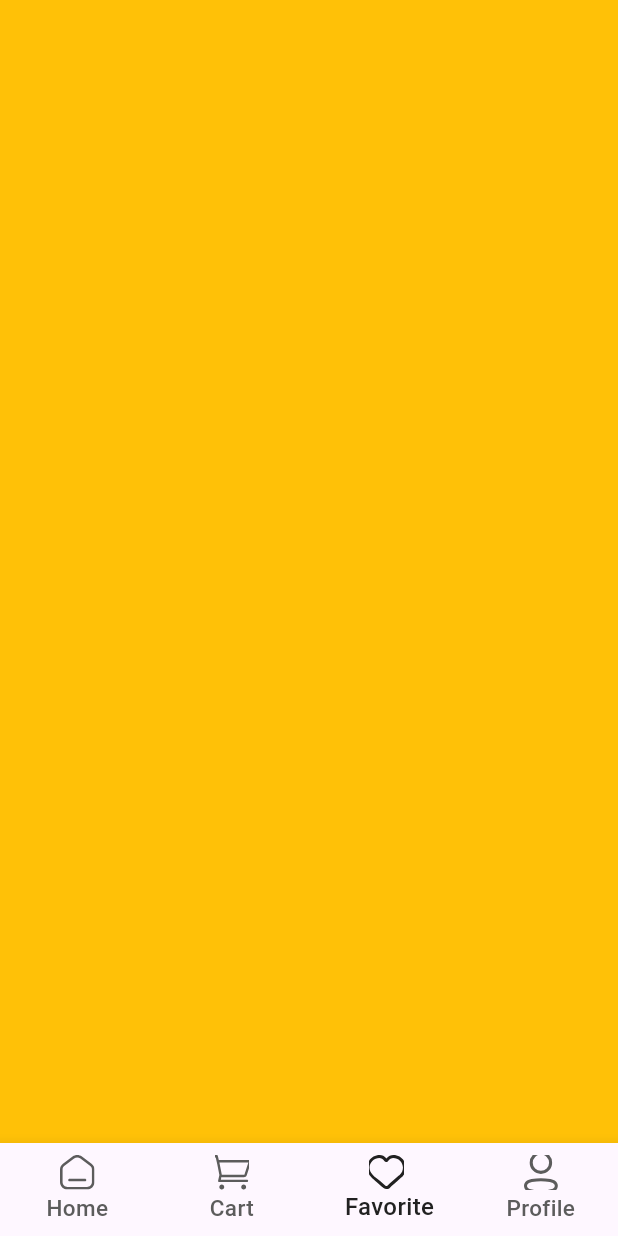
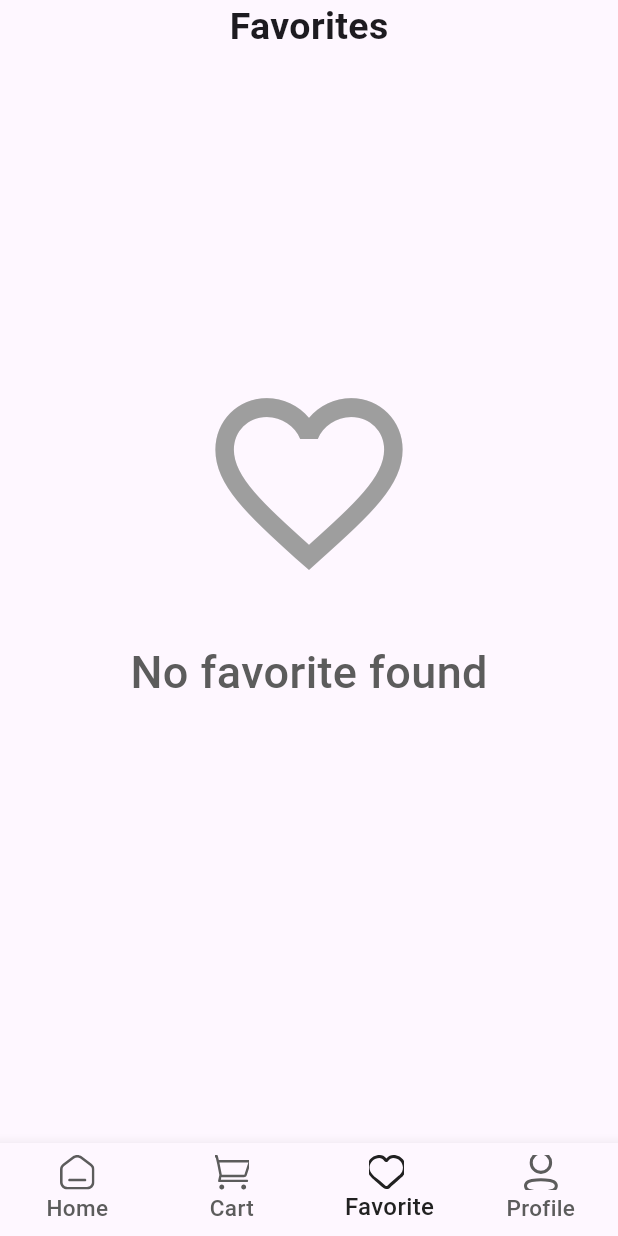
Before and after one commit to MohamedElzalama/cartzy-app, a Flutter app: the AppSection screen opened by its route, item 3 of the bottom bar chosen, on a phone screen of 412 x 824 dp. Run offline on Flutter 3.47's test engine with Material 3 defaults, Android fonts, the phone set to English and light mode, and no system bars; our stand-ins replace animate_do, bloc, cached_network_image, flutter_bloc, flutter_svg, skeletonizer and 2 more; network calls fail.

Commit message:
- create favorite feature: - add FavoriteCubit and states, and update related widgets

```diff
--- a/lib/feature/app_section/app_section.dart
+++ b/lib/feature/app_section/app_section.dart
@@ -1,5 +1,6 @@
 import 'package:cartzy_app/feature/cart/view/cart_screen.dart';
-import 'package:cartzy_app/feature/favorite/presentation/view/favorite_screen.dart';
+import 'package:cartzy_app/feature/favorite/view/favorite_screen.dart';
+import 'package:cartzy_app/feature/favorite/view_model/favorite_cubit.dart';
 import 'package:cartzy_app/feature/home/domain/use_case/category_use_case.dart';
 import 'package:cartzy_app/feature/home/domain/use_case/product_use_case.dart';
 import 'package:cartzy_app/feature/home/presentation/view/home_screen.dart';
@@ -29,7 +30,10 @@ class _AppSectionState extends State<AppSection> {
       child: HomeScreen(),
     ),
     CartScreen(),
-    FavoriteScreen(),
+    BlocProvider<FavoriteCubit>(
+      create: (context) => FavoriteCubit(),
+      child: FavoriteScreen(),
+    ),
     ProfileScreen(),
   ];
 
--- a/lib/feature/favorite/presentation/view/favorite_screen.dart
+++ /dev/null
@@ -1,10 +0,0 @@
-import 'package:flutter/material.dart';
-
-class FavoriteScreen extends StatelessWidget {
-  const FavoriteScreen({super.key});
-
-  @override
-  Widget build(BuildContext context) {
-    return Container(color: Colors.amber);
-  }
-}
--- /dev/null
+++ b/lib/feature/favorite/view/favorite_screen.dart
@@ -0,0 +1,35 @@
+import 'package:cartzy_app/feature/favorite/view_model/favorite_cubit.dart';
+import 'package:cartzy_app/feature/favorite/widgets/empty_favorite_widget.dart';
+import 'package:flutter/material.dart';
+import 'package:flutter_bloc/flutter_bloc.dart';
+
+class FavoriteScreen extends StatelessWidget {
+  const FavoriteScreen({super.key});
+
+  @override
+  Widget build(BuildContext context) {
+    return Column(
+      spacing: 16,
+      children: [
+        Row(
+          mainAxisAlignment: MainAxisAlignment.center,
+          children: [
+            Text(
+              "Favorites",
+              style: TextStyle(fontWeight: FontWeight.bold, fontSize: 25),
+            ),
+          ],
+        ),
+        BlocBuilder<FavoriteCubit, FavoriteState>(
+          builder: (context, state) {
+            if (state is FavoriteError) {}
+            if (state is FavoriteLoading) {}
+            return const EmptyFavoriteWidget();
+          },
+        )
+      ],
+    );
+  }
+}
+
+        // EmptyFavoriteWidget()
--- /dev/null
+++ b/lib/feature/favorite/view_model/favorite_cubit.dart
@@ -0,0 +1,10 @@
+// ignore_for_file: depend_on_referenced_packages
+
+import 'package:bloc/bloc.dart';
+import 'package:meta/meta.dart';
+
+part 'favorite_state.dart';
+
+class FavoriteCubit extends Cubit<FavoriteState> {
+  FavoriteCubit() : super(FavoriteInitial());
+}
--- /dev/null
+++ b/lib/feature/favorite/view_model/favorite_state.dart
@@ -0,0 +1,12 @@
+part of 'favorite_cubit.dart';
+
+@immutable
+abstract class FavoriteState {}
+
+class FavoriteInitial extends FavoriteState {}
+
+class FavoriteSuccess extends FavoriteState {}
+
+class FavoriteError extends FavoriteState {}
+
+class FavoriteLoading extends FavoriteState {}
--- /dev/null
+++ b/lib/feature/favorite/widgets/empty_favorite_widget.dart
@@ -0,0 +1,30 @@
+import 'package:flutter/material.dart';
+
+class EmptyFavoriteWidget extends StatelessWidget {
+  const EmptyFavoriteWidget({super.key});
+
+  @override
+  Widget build(BuildContext context) {
+    return Column(
+      spacing: 30,
+      children: [
+        SizedBox(
+          height: MediaQuery.of(context).size.height * 0.2,
+        ),
+        Icon(
+          Icons.favorite_border_outlined,
+          size: 150,
+          color: Colors.grey,
+        ),
+        Text(
+          "No favorite found",
+          style: TextStyle(
+            fontSize: 30,
+            fontWeight: FontWeight.w500,
+            color: Color(0xff5C5C5C),
+          ),
+        )
+      ],
+    );
+  }
+}
--- a/lib/feature/onboarding/onboarding_screen.dart
+++ b/lib/feature/onboarding/onboarding_screen.dart
@@ -107,11 +107,13 @@ class _OnboardingScreenState extends State<OnboardingScreen> {
                       curve: Curves.easeIn,
                     );
                   } else {
-                    Navigator.of(context).pushReplacementNamed(LoginScreen.routeName);
+                    Navigator.of(context)
+                        .pushReplacementNamed(LoginScreen.routeName);
                   }
                 },
                 color: Color(0xff212121),
-                shape: RoundedRectangleBorder(borderRadius: BorderRadius.circular(10)),
+                shape: RoundedRectangleBorder(
+                    borderRadius: BorderRadius.circular(10)),
                 child: Text(
                   index < onboardingList.length - 1 ? "Next" : "Get Started",
                   style: TextStyle(
--- a/lib/main.dart
+++ b/lib/main.dart
@@ -1,6 +1,7 @@
 import 'package:cartzy_app/feature/app_section/app_section.dart';
 import 'package:cartzy_app/feature/auth/presentation/view/login_screen.dart';
 import 'package:cartzy_app/feature/auth/presentation/view/register_screen.dart';
+import 'package:cartzy_app/feature/home/presentation/view/product_details_screen.dart';
 import 'package:cartzy_app/feature/onboarding/onboarding_screen.dart';
 import 'package:flutter/material.dart';
 
@@ -17,12 +18,14 @@ class MyApp extends StatelessWidget {
     return MaterialApp(
       debugShowCheckedModeBanner: false,
       title: "User App",
-      initialRoute: OnboardingScreen.routeName,
+      initialRoute: AppSection.routeName,
       routes: {
         OnboardingScreen.routeName: (context) => const OnboardingScreen(),
         LoginScreen.routeName: (context) => const LoginScreen(),
         RegisterScreen.routeName: (context) => const RegisterScreen(),
         AppSection.routeName: (context) => const AppSection(),
+        ProductDetailsScreen.routeName: (context) =>
+            const ProductDetailsScreen(),
       },
     );
   }
```
Also changed, not shown: lib/feature/home/presentation/view/product_details_screen.dart (+94 -25 lines), lib/feature/home/presentation/widgets/product_item_widget.dart (+8 -2 lines), lib/feature/favorite/widgets/favorite_product_item_widget.dart (renamed from lib/feature/favorite/presentation/widgets/favorite_product_item_widget.dart).
